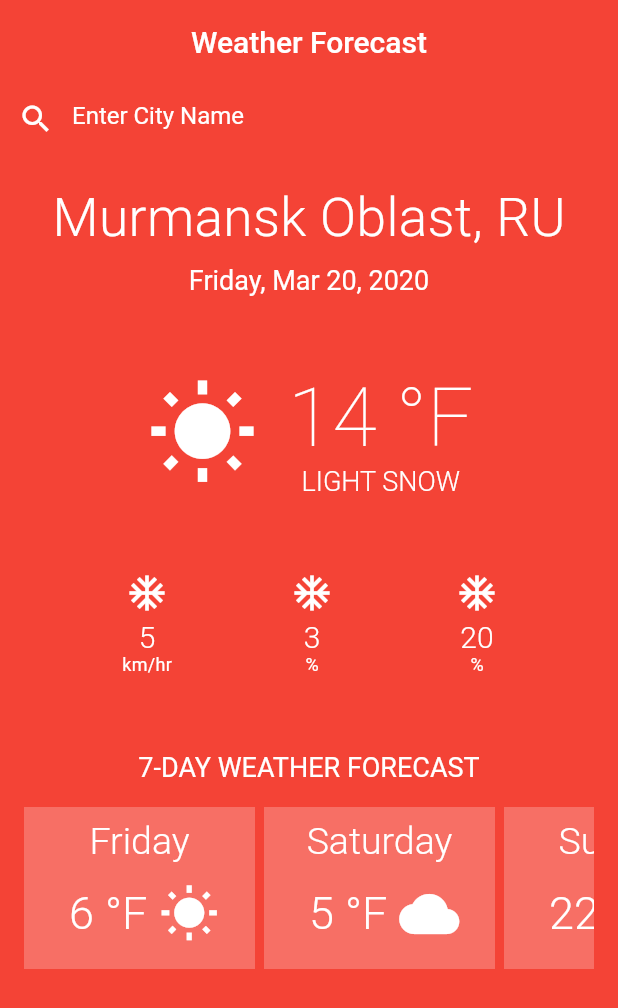
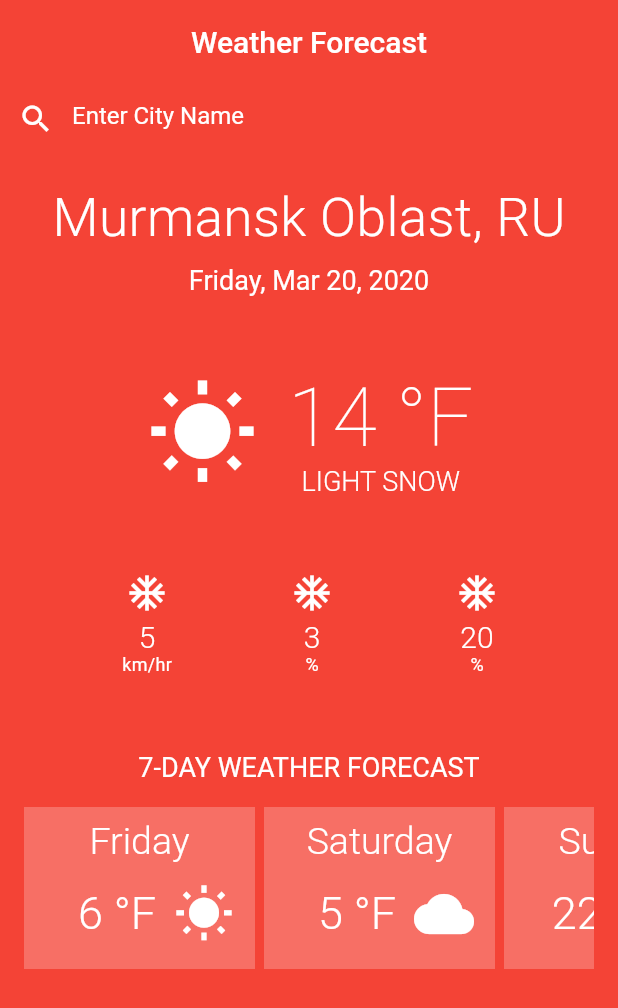
Before and after one commit to DokSna/basic_ui_layout, a Flutter app: the screen it shows after launch, on a phone screen of 412 x 824 dp. Shown: the top 1008 px of the screen. Run offline on Flutter 3.47's test engine with Material 2 defaults, Android fonts, the phone set to English and light mode, and no system bars; missing offline and left inert: pixel_perfect.

Commit message:
в карточках только ферстку осталось отрегулировать

```diff
--- a/lib/pages/home_page.dart
+++ b/lib/pages/home_page.dart
@@ -262,7 +262,9 @@ Widget _nDayForecaste_List_Cards() {
               ),
               Padding(
                 padding: const EdgeInsets.only(top: 14.0, left: 22),
+                child: Center(
                   child: Row(
+                    mainAxisAlignment: MainAxisAlignment.spaceAround,
                     children: [
                       Text(
                         '${items[index][1]} °F',
@@ -271,15 +273,13 @@ Widget _nDayForecaste_List_Cards() {
                             fontSize: 30,
                             fontWeight: FontWeight.w300),
                       ),
-                    Padding(
-                      padding: const EdgeInsets.only(left: 8),
-                      child: Icon(
+                      Icon(
                         items[index][2],
                         color: Colors.white,
                         size: 40,
                       ),
+                    ],
                   ),
-                  ],
                 ),
               ),
             ],
```
Lines whose indentation alone changed are shown as unchanged.
